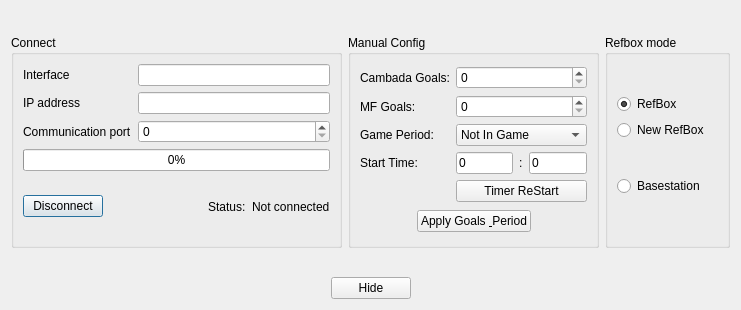
First picture: the form in rqt_msl_refbox/src/rqt_msl_refbox/RefBoxCommunication.ui, repository dasys-lab/cnc-msl, before the edit.
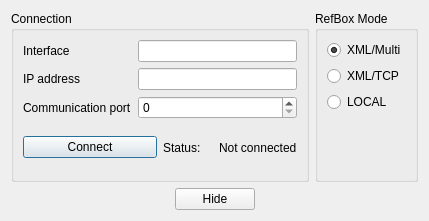
Second picture: the form after the edit.

Commit message: - introduced common geometry library (in supplementary) - fixed typo in AlineToGoal (now AlignToGoal)

```diff
--- a/rqt_msl_refbox/src/rqt_msl_refbox/RefBoxCommunication.ui
+++ b/rqt_msl_refbox/src/rqt_msl_refbox/RefBoxCommunication.ui
@@ -6,33 +6,20 @@
    <rect>
     <x>0</x>
     <y>0</y>
-    <width>741</width>
-    <height>310</height>
+    <width>429</width>
+    <height>221</height>
    </rect>
   </property>
   <property name="windowTitle">
    <string>Ref Box Details</string>
   </property>
   <layout class="QVBoxLayout" name="verticalLayout_2">
-   <item>
-    <spacer>
-     <property name="orientation">
-      <enum>Qt::Vertical</enum>
-     </property>
-     <property name="sizeHint" stdset="0">
-      <size>
-       <width>462</width>
-       <height>16</height>
-      </size>
-     </property>
-    </spacer>
-   </item>
    <item>
     <layout class="QHBoxLayout" name="horizontalLayout_2">
      <item>
       <widget class="QGroupBox" name="groupBox">
        <property name="title">
-        <string>Connect</string>
+        <string>Connection</string>
        </property>
        <layout class="QVBoxLayout">
         <property name="spacing">
@@ -111,16 +98,6 @@
           </item>
          </layout>
         </item>
-        <item>
-         <widget class="QProgressBar" name="progressBar">
-          <property name="value">
-           <number>0</number>
-          </property>
-          <property name="orientation">
-           <enum>Qt::Horizontal</enum>
-          </property>
-         </widget>
-        </item>
         <item>
          <layout class="QHBoxLayout">
           <property name="spacing">
@@ -144,26 +121,13 @@
              <enum>Qt::StrongFocus</enum>
             </property>
             <property name="text">
-             <string>Disconnect</string>
+             <string>Connect</string>
             </property>
             <property name="checkable">
              <bool>true</bool>
             </property>
            </widget>
           </item>
-          <item>
-           <spacer>
-            <property name="orientation">
-             <enum>Qt::Horizontal</enum>
-            </property>
-            <property name="sizeHint" stdset="0">
-             <size>
-              <width>201</width>
-              <height>20</height>
-             </size>
-            </property>
-           </spacer>
-          </item>
           <item>
            <layout class="QHBoxLayout">
             <property name="spacing">
@@ -202,145 +166,10 @@
        </layout>
       </widget>
      </item>
-     <item>
-      <widget class="QGroupBox" name="groupBox_3">
-       <property name="title">
-        <string>Manual Config</string>
-       </property>
-       <layout class="QVBoxLayout" name="verticalLayout">
-        <item>
-         <layout class="QGridLayout" name="gridLayout1">
-          <item row="0" column="1">
-           <widget class="QSpinBox" name="cambada_goals_sb"/>
-          </item>
-          <item row="1" column="1">
-           <widget class="QSpinBox" name="mf_goals_sb"/>
-          </item>
-          <item row="2" column="1">
-           <widget class="QComboBox" name="game_period_cb">
-            <item>
-             <property name="text">
-              <string>Not In Game</string>
-             </property>
-            </item>
-            <item>
-             <property name="text">
-              <string>1st Half</string>
-             </property>
-            </item>
-            <item>
-             <property name="text">
-              <string>2nd Half</string>
-             </property>
-            </item>
-           </widget>
-          </item>
-          <item row="0" column="0">
-           <widget class="QLabel" name="label">
-            <property name="text">
-             <string>Cambada Goals:</string>
-            </property>
-           </widget>
-          </item>
-          <item row="1" column="0">
-           <widget class="QLabel" name="label_2">
-            <property name="text">
-             <string>MF Goals:</string>
-            </property>
-           </widget>
-          </item>
-          <item row="2" column="0">
-           <widget class="QLabel" name="label_3">
-            <property name="text">
-             <string>Game Period:</string>
-            </property>
-           </widget>
-          </item>
-          <item row="3" column="1">
-           <layout class="QHBoxLayout" name="horizontalLayout_3">
-            <item>
-             <widget class="QLineEdit" name="StartMin">
-              <property name="text">
-               <string>0</string>
-              </property>
-             </widget>
-            </item>
-            <item>
-             <widget class="QLabel" name="label_4">
-              <property name="text">
-               <string>:</string>
-              </property>
-             </widget>
-            </item>
-            <item>
-             <widget class="QLineEdit" name="StartSec">
-              <property name="text">
-               <string>0</string>
-              </property>
-             </widget>
-            </item>
-           </layout>
-          </item>
-          <item row="3" column="0">
-           <widget class="QLabel" name="label_5">
-            <property name="text">
-             <string>Start Time:</string>
-            </property>
-           </widget>
-          </item>
-          <item row="4" column="1">
-           <widget class="QPushButton" name="timmer_start_bot">
-            <property name="text">
-             <string>Timer ReStart</string>
-            </property>
-           </widget>
-          </item>
-         </layout>
-        </item>
-        <item>
-         <layout class="QHBoxLayout" name="horizontalLayout">
-          <item>
-           <spacer name="horizontalSpacer">
-            <property name="orientation">
-             <enum>Qt::Horizontal</enum>
-            </property>
-            <property name="sizeHint" stdset="0">
-             <size>
-              <width>40</width>
-              <height>20</height>
-             </size>
-            </property>
-           </spacer>
-          </item>
-          <item>
-           <widget class="QPushButton" name="apply_Button">
-            <property name="text">
-             <string>Apply Goals &amp; Period</string>
-            </property>
-           </widget>
-          </item>
-          <item>
-           <spacer name="horizontalSpacer_2">
-            <property name="orientation">
-             <enum>Qt::Horizontal</enum>
-            </property>
-            <property name="sizeHint" stdset="0">
-             <size>
-              <width>40</width>
-              <height>20</height>
-             </size>
-            </property>
-           </spacer>
-          </item>
-         </layout>
-        </item>
-       </layout>
-      </widget>
-     </item>
      <item>
       <widget class="QGroupBox" name="groupBox_2">
        <property name="title">
-        <string>Refbox mode</string>
+        <string>RefBox Mode</string>
        </property>
        <layout class="QVBoxLayout">
         <property name="spacing">
@@ -359,22 +188,9 @@
          <number>9</number>
         </property>
         <item>
-         <spacer>
-          <property name="orientation">
-           <enum>Qt::Vertical</enum>
-          </property>
-          <property name="sizeHint" stdset="0">
-           <size>
-            <width>101</width>
-            <height>30</height>
-           </size>
-          </property>
-         </spacer>
-        </item>
-        <item>
-         <widget class="QRadioButton" name="RefBox_Bot">
+         <widget class="QRadioButton" name="RefBox_Multicast_XML_btn">
           <property name="text">
-           <string>RefBox</string>
+           <string>XML/Multi</string>
           </property>
           <property name="checked">
            <bool>true</bool>
@@ -384,7 +200,7 @@
         <item>
          <widget class="QRadioButton" name="NewRefBox_Bot">
           <property name="text">
-           <string>New RefBox</string>
+           <string>XML/TCP</string>
           </property>
           <property name="checked">
            <bool>false</bool>
@@ -392,22 +208,9 @@
          </widget>
         </item>
         <item>
-         <spacer>
-          <property name="orientation">
-           <enum>Qt::Vertical</enum>
-          </property>
-          <property name="sizeHint" stdset="0">
-           <size>
-            <width>101</width>
-            <height>30</height>
-           </size>
-          </property>
-         </spacer>
-        </item>
-        <item>
-         <widget class="QRadioButton" name="Basestation_Bot">
+         <widget class="QRadioButton" name="RefBox_Local_btn">
           <property name="text">
-           <string>Basestation</string>
+           <string>LOCAL</string>
           </property>
           <property name="checked">
            <bool>false</bool>
@@ -432,19 +235,6 @@
      </item>
     </layout>
    </item>
-   <item>
-    <spacer name="spacer">
-     <property name="orientation">
-      <enum>Qt::Vertical</enum>
-     </property>
-     <property name="sizeHint" stdset="0">
-      <size>
-       <width>462</width>
-       <height>16</height>
-      </size>
-     </property>
-    </spacer>
-   </item>
    <item>
     <layout class="QHBoxLayout">
      <property name="spacing">
```
Left out of the diff: 17 changed lines with no effect on the pictures. The commit also changes 61 other files.
